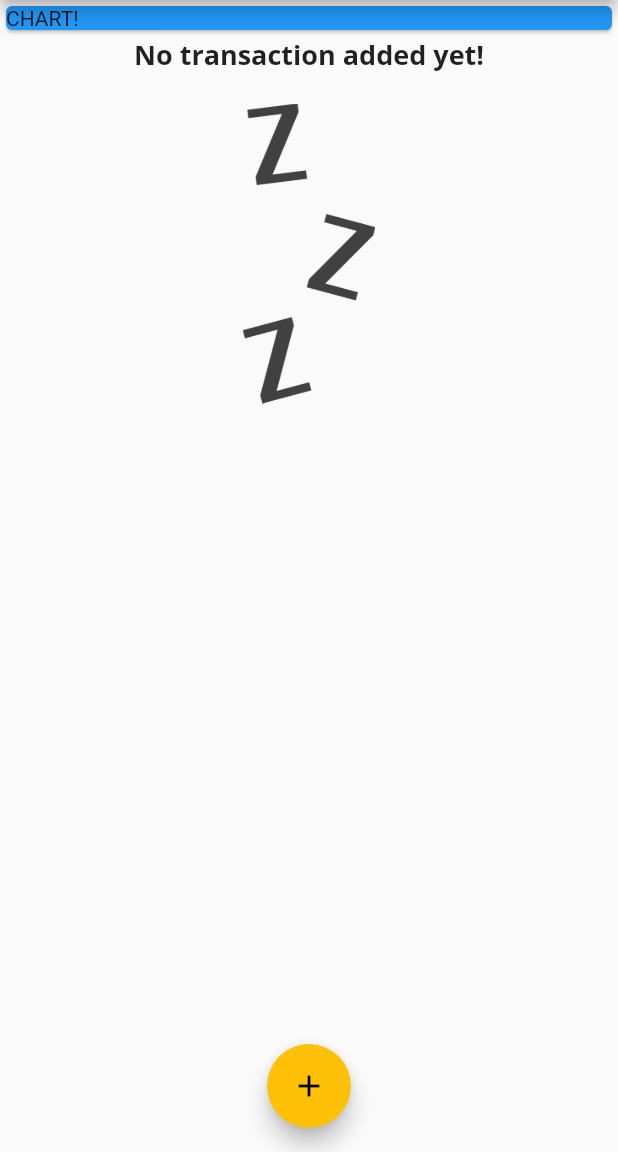
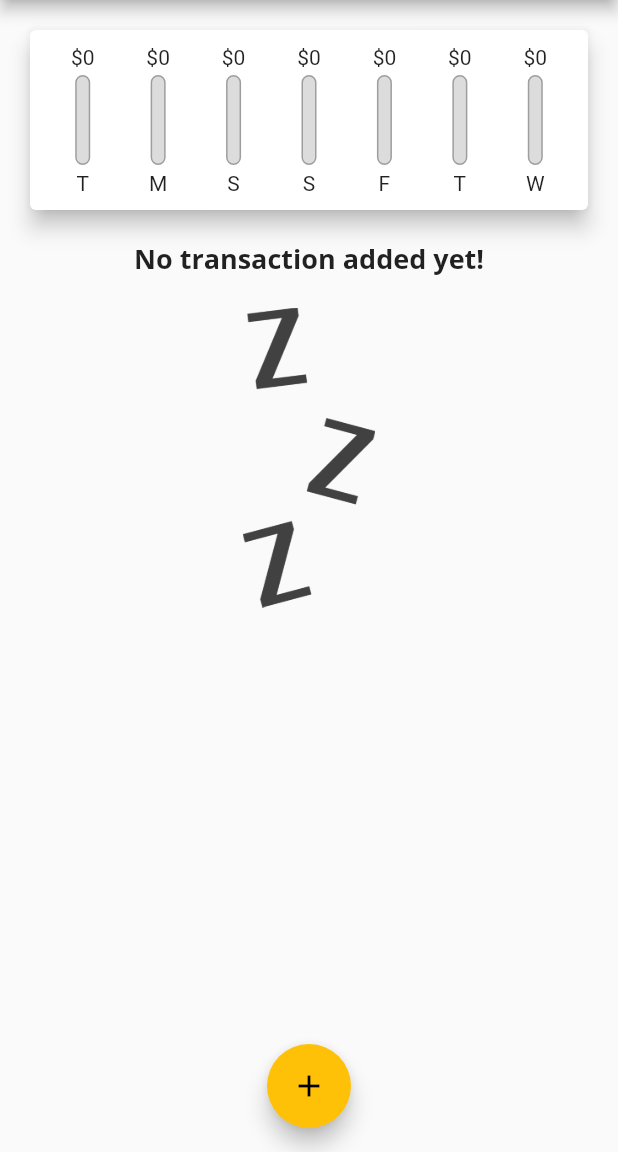
Before and after one commit to NgangaMichael/expense-planner, a Flutter app: the screen it shows after launch, on a phone screen of 412 x 824 dp, the part 84-1236 px from its top. Run offline on Flutter 3.47's test engine with Material 2 defaults, Android fonts, the phone set to English and light mode, and no system bars.

Commit message:
added chart and logic for displaying the amount of money spent based on the total of the amount spent per week

```diff
--- a/lib/main.dart
+++ b/lib/main.dart
@@ -1,5 +1,6 @@
 import 'dart:ui';
 
+import 'package:expense_planner/widgets/chart.dart';
 import 'package:expense_planner/widgets/new_transaction.dart';
 import 'package:expense_planner/widgets/transaction_list.dart';
 import 'package:flutter/material.dart';
@@ -53,6 +54,16 @@ class _MyHomePageState extends State<MyHomePage> {
     // Transaction(id: 't3', title: 'Food', amount: 350.57, date: DateTime.now()),
   ];
 
+  List<Transaction> get _recentTransaction {
+    return _userTransactions.where((tx) {
+      return tx.date.isAfter(
+        DateTime.now().subtract(
+          Duration(days: 7),
+        )
+      );
+    }).toList();
+  }
+
   void _addNewTransaction(String txTitle, double txAmount){
     final newTx = Transaction(
       id: DateTime.now().toString(),
@@ -92,13 +103,7 @@ class _MyHomePageState extends State<MyHomePage> {
       body:SingleChildScrollView(
         child: Column(
           children: [
-            Container(
-              width: double.infinity,
-              child: const Card(
-                color: Colors.blue,
-                child: const Text('CHART!'),
-              ),
-            ),
+            Chart(_recentTransaction),
 
             TransactionList(_userTransactions)
           ],
--- /dev/null
+++ b/lib/widgets/chart.dart
@@ -0,0 +1,68 @@
+import 'package:expense_planner/models/transaction.dart';
+import 'package:expense_planner/widgets/chart_bar.dart';
+import 'package:flutter/material.dart';
+import 'package:intl/intl.dart';
+
+class Chart extends StatelessWidget {
+  final List<Transaction> recentTransaction;
+
+  Chart(this.recentTransaction);
+
+  List<Map<String, Object>> get groupedTransactionValues {
+    return List.generate(7, (index) {
+      final weekday = DateTime.now().subtract(Duration(days: index));
+      var totalSum = 0.0;
+
+      for (var i = 0; i < recentTransaction.length; i++) {
+        if(recentTransaction[i].date.day == weekday.day &&
+           recentTransaction[i].date.month == weekday.month &&
+           recentTransaction[i].date.year == weekday.year
+        ) {
+          totalSum += recentTransaction[i].amount;
+        }
+      }
+
+
+      // print(DateFormat.E().format(weekday));
+      // print(totalSum);
+
+      return {
+        'day': DateFormat.E().format(weekday).substring(0, 1),
+        'amount': totalSum
+      };
+    }
+    );
+  }
+
+  double get totalSpending {
+    return groupedTransactionValues.fold(0.0, (sum, item) {
+        return sum + (item['amount'] as double);
+      });
+  }
+
+  @override
+  Widget build(BuildContext context) {
+    // print(groupedTransactionValues);
+    return Card(
+      elevation: 6,
+      margin: EdgeInsets.all(20),
+      child: Container(
+        padding: EdgeInsets.all(10),
+        child: Row(
+          mainAxisAlignment: MainAxisAlignment.spaceAround,
+          children: groupedTransactionValues.map((data) {
+            return Flexible(
+              fit: FlexFit.tight,
+              child: ChartBar(
+                data['day'] as dynamic,
+                data['amount'] as dynamic,
+                totalSpending == 0.0 ? 0.0 : (data['amount'] as double) / totalSpending
+                ),
+            );
+            // return Text('${data['day']}: ${data['amount']}');
+          }).toList()
+        ),
+      ),
+    );
+  }
+}
--- /dev/null
+++ b/lib/widgets/chart_bar.dart
@@ -0,0 +1,46 @@
+import 'package:flutter/material.dart';
+
+class ChartBar extends StatelessWidget {
+
+  final String label;
+  final double spendingAmount;
+  final double spendingPCTOfTotal;
+
+  ChartBar(this.label, this.spendingAmount, this.spendingPCTOfTotal);
+
+  @override
+  Widget build(BuildContext context) {
+    return Column(
+      children: [
+        FittedBox(
+          child: Text('\$${spendingAmount.toStringAsFixed(0)}')
+        ),
+        SizedBox(height: 4),
+        Container(height: 60, width: 10,
+        child: Stack(
+          children: [
+            Container(
+              decoration: BoxDecoration(
+                border: Border.all(color: Colors.grey, width: 1),
+                color: Color.fromRGBO(220, 220, 220, 1),
+                borderRadius: BorderRadius.circular(10)
+              ),
+            ),
+            FractionallySizedBox(
+              heightFactor: spendingPCTOfTotal,
+                child: Container(
+                  decoration: BoxDecoration(
+                  color: Theme.of(context).primaryColor,
+                  borderRadius: BorderRadius.circular(10)
+                ),
+              ),
+            )
+          ],
+        )
+        ),
+        SizedBox(height: 4),
+        Text(label)
+      ],
+    );
+  }
+}
```
